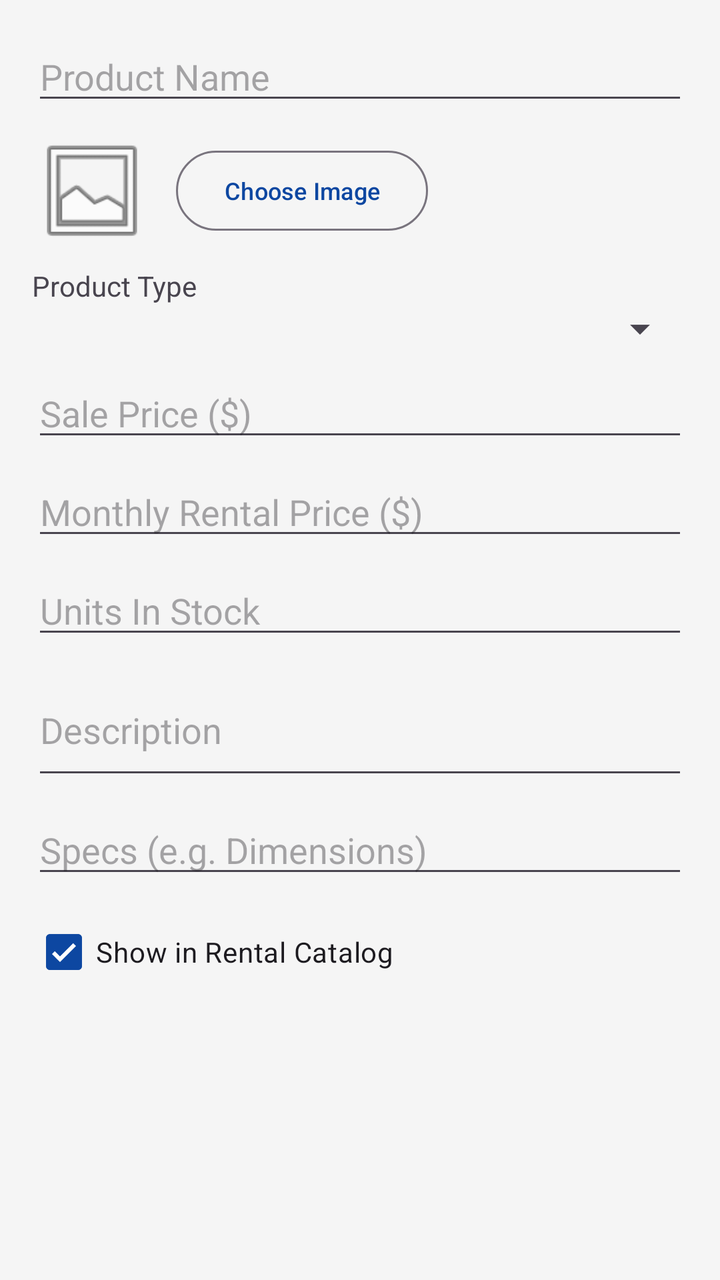
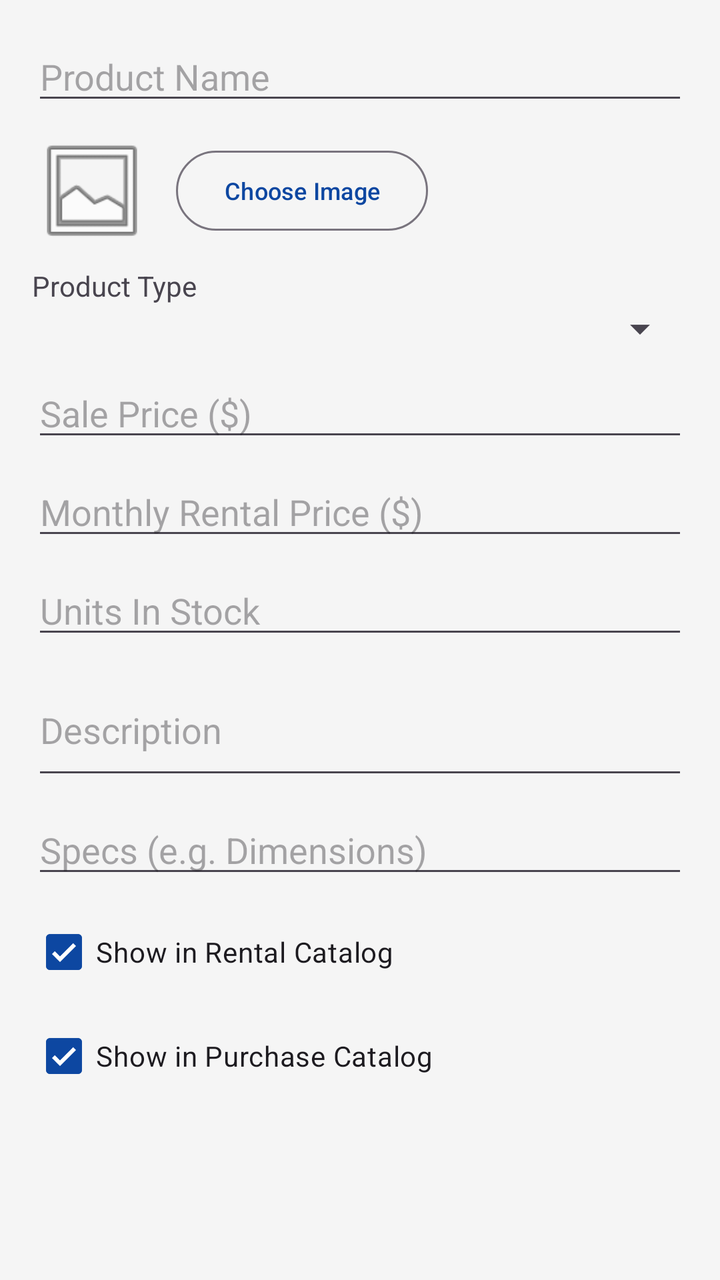

Two renders of the same Android screen: before a commit and after it. Below are the layout's source before the change and the commit's diff.
<!-- AndroidManifest.xml: application theme Theme.SecureAFenceAdministrator -->
<!-- res/layout/dialog_product.xml -->
<?xml version="1.0" encoding="utf-8"?>
<ScrollView xmlns:android="http://schemas.android.com/apk/res/android"
    android:layout_width="match_parent"
    android:layout_height="wrap_content"
    android:padding="16dp">

    <LinearLayout
        android:layout_width="match_parent"
        android:layout_height="wrap_content"
        android:orientation="vertical">

        <EditText
            android:id="@+id/et_product_name"
            android:layout_width="match_parent"
            android:layout_height="wrap_content"
            android:hint="Product Name"
            android:inputType="textCapWords" />

        <LinearLayout
            android:layout_width="match_parent"
            android:layout_height="wrap_content"
            android:layout_marginTop="8dp"
            android:orientation="horizontal"
            android:gravity="center_vertical">

            <ImageView
                android:id="@+id/iv_product_preview"
                android:layout_width="60dp"
                android:layout_height="60dp"
                android:scaleType="centerCrop"
                android:src="@android:drawable/ic_menu_gallery"
                android:background="?attr/selectableItemBackground"
                android:clickable="true"
                android:focusable="true" />

            <Button
                android:id="@+id/btn_upload_image"
                style="?attr/materialButtonOutlinedStyle"
                android:layout_width="wrap_content"
                android:layout_height="wrap_content"
                android:layout_marginStart="12dp"
                android:text="Choose Image"
                android:textSize="12sp" />
        </LinearLayout>

        <TextView
            android:layout_width="match_parent"
            android:layout_height="wrap_content"
            android:layout_marginTop="8dp"
            android:text="Product Type" />

        <Spinner
            android:id="@+id/sp_product_type"
            android:layout_width="match_parent"
            android:layout_height="wrap_content" />

        <EditText
            android:id="@+id/et_sale_price"
            android:layout_width="match_parent"
            android:layout_height="wrap_content"
            android:layout_marginTop="8dp"
            android:hint="Sale Price ($)"
            android:inputType="numberDecimal" />

        <EditText
            android:id="@+id/et_rental_price"
            android:layout_width="match_parent"
            android:layout_height="wrap_content"
            android:layout_marginTop="8dp"
            android:hint="Monthly Rental Price ($)"
            android:inputType="numberDecimal" />

        <EditText
            android:id="@+id/et_stock"
            android:layout_width="match_parent"
            android:layout_height="wrap_content"
            android:layout_marginTop="8dp"
            android:hint="Units In Stock"
            android:inputType="number" />

        <EditText
            android:id="@+id/et_description"
            android:layout_width="match_parent"
            android:layout_height="wrap_content"
            android:layout_marginTop="8dp"
            android:hint="Description"
            android:inputType="textMultiLine"
            android:minLines="2" />

        <EditText
            android:id="@+id/et_specs"
            android:layout_width="match_parent"
            android:layout_height="wrap_content"
            android:layout_marginTop="8dp"
            android:hint="Specs (e.g. Dimensions)"
            android:inputType="text" />

        <com.google.android.material.checkbox.MaterialCheckBox
            android:id="@+id/cb_is_rental"
            android:layout_width="match_parent"
            android:layout_height="wrap_content"
            android:layout_marginTop="8dp"
            android:text="Show in Rental Catalog"
            android:checked="true" />

    </LinearLayout>
</ScrollView>
<!-- resources referenced by this layout -->
<resources>
  <style name="Theme.SecureAFenceAdministrator" parent="Theme.Material3.Light.NoActionBar">
          <item name="colorPrimary">@color/primary_blue</item>
          <item name="android:textColorPrimary">@color/text_dark</item>
          <item name="android:windowBackground">@color/background_light</item>
      </style>
  <color name="primary_blue">#FF0D47A1</color>
  <color name="text_dark">#FF212121</color>
  <color name="background_light">#FFF5F5F5</color>
</resources>

<!-- the commit's change to res/layout/dialog_product.xml (unified diff, before → after) -->
@@ -103,5 +103,13 @@
             android:text="Show in Rental Catalog"
             android:checked="true" />
 
+        <com.google.android.material.checkbox.MaterialCheckBox
+            android:id="@+id/cb_is_purchase"
+            android:layout_width="match_parent"
+            android:layout_height="wrap_content"
+            android:layout_marginTop="4dp"
+            android:text="Show in Purchase Catalog"
+            android:checked="true" />
+
     </LinearLayout>
 </ScrollView>
